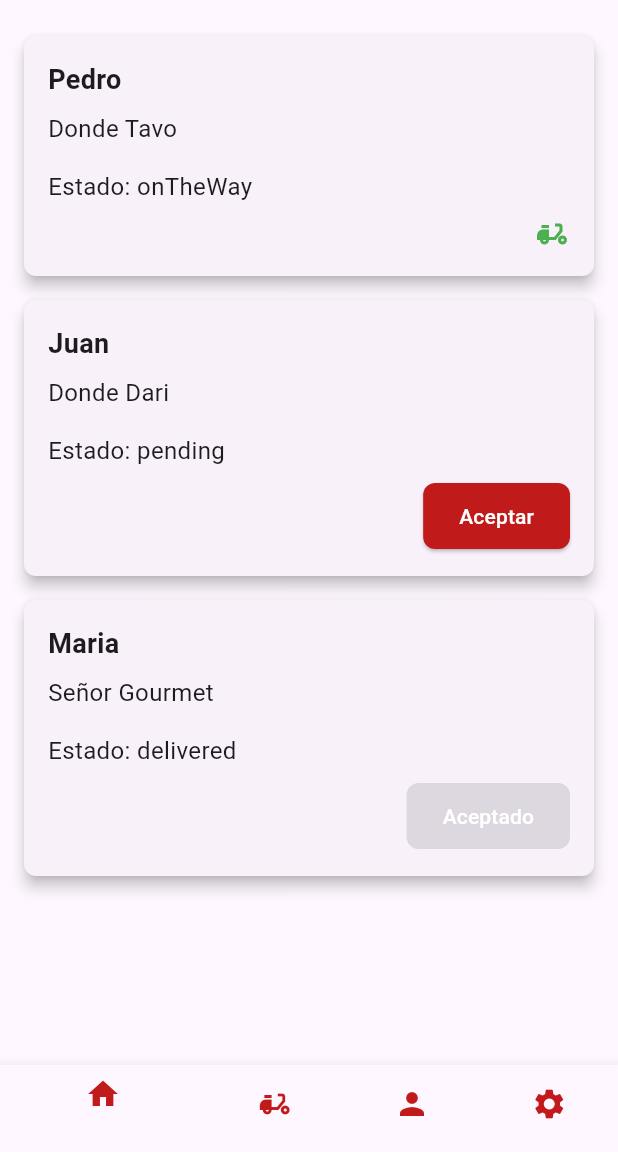
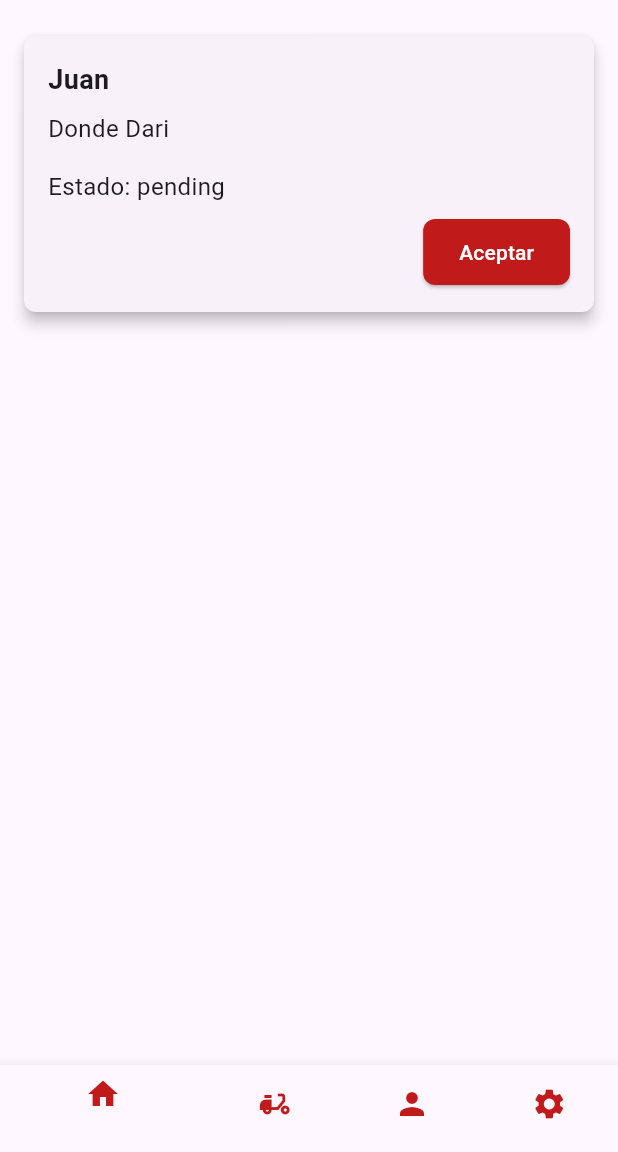
Before and after one commit to juanpabl0svn/rapi-u-delivery, a Flutter app: the HomeScreen screen opened directly, after a tap on "Aceptar", on a phone screen of 412 x 824 dp, the part 84-1236 px from its top. Run offline on Flutter 3.47's test engine with Material 3 defaults, Android fonts, the phone set to English and light mode, and no system bars; our stand-ins replace flutter_riverpod, go_router, shared_preferences; accounts and stored records are empty.

Commit message:
Creando la forma de ingresar mis pedidos

```diff
--- a/lib/infraestructure/providers/state_provider.dart
+++ b/lib/infraestructure/providers/state_provider.dart
@@ -1,3 +1,4 @@
+// app_state_provider.dart
 import 'package:flutter_riverpod/flutter_riverpod.dart';
 import 'package:myapp/domain/entities/app.dart';
 import 'package:myapp/domain/entities/order.dart';
@@ -8,27 +9,37 @@ final appStateProvider =
 });
 
 class AppStateNotifier extends StateNotifier<AppState> {
-  final List<Order> orders = [
-    Order(
-        id: 1, client: 'Pedro', store: 'Donde Tavo', state: OrderState.pending),
-    Order(
-        id: 2, client: 'Juan', store: 'Donde Dari', state: OrderState.pending),
-    Order(
-        id: 3,
-        client: 'Maria',
-        store: 'Señor Gourmet',
-        state: OrderState.delivered),
-  ];
-
-  final List<Order>? my_orders = null;
-
-  AppStateNotifier() : super(AppState()) {}
+  AppStateNotifier() : super(AppState(orders: [])) {
+    getOrders();
+  }
 
   void changeOrderState(Order order, OrderState newState) {
-    final index = orders.indexWhere((element) => element.id == order.id);
-    if (index != -1) {
-      orders[index] = order.copyWith(state: newState);
-      state = state.copyWith();
-    }
+    final updatedOrders = state.orders.map((o) {
+      if (o.id == order.id) {
+        return o.copyWith(state: newState);
+      }
+      return o;
+    }).toList();
+    state = state.copyWith(orders: updatedOrders);
+  }
+
+  void getOrders() {
+    state = state.copyWith(orders: [
+      Order(
+          id: 1,
+          client: 'Pedro',
+          store: 'Donde Tavo',
+          state: OrderState.pending),
+      Order(
+          id: 2,
+          client: 'Juan',
+          store: 'Donde Dari',
+          state: OrderState.pending),
+      Order(
+          id: 3,
+          client: 'Maria',
+          store: 'Señor Gourmet',
+          state: OrderState.delivered),
+    ]);
   }
 }
--- a/lib/views/my_orders_view.dart
+++ b/lib/views/my_orders_view.dart
@@ -9,7 +9,7 @@ class MyOrdersView extends ConsumerWidget {
 
   @override
   Widget build(BuildContext context, WidgetRef ref) {
-    final orders = ref.watch(appStateProvider).orders;
+    final orders = ref.watch(appStateProvider).my_orders;
 
     return Column(
       children: [
--- a/lib/views/orders_view.dart
+++ b/lib/views/orders_view.dart
@@ -1,33 +1,30 @@
 import 'package:flutter/material.dart';
+import 'package:flutter_riverpod/flutter_riverpod.dart';
 import 'package:myapp/core/app_theme.dart';
 import 'package:myapp/domain/entities/order.dart';
+import 'package:myapp/infraestructure/providers/state_provider.dart';
 
-class OrdersView extends StatefulWidget {
+class OrdersView extends ConsumerStatefulWidget {
   const OrdersView({super.key});
 
   @override
   _OrdersView createState() => _OrdersView();
 }
 
-class _OrdersView extends State<OrdersView> {
-  // Mover la lista de órdenes fuera del método build para que persistan los cambios
-  final List<Order> orders = [
-    Order(
-        id: 1, client: 'Pedro', store: 'Donde Tavo', state: OrderState.pending),
-    Order(
-        id: 2, client: 'Juan', store: 'Donde Dari', state: OrderState.pending),
-    Order(
-        id: 3,
-        client: 'Maria',
-        store: 'Señor Gourmet',
-        state: OrderState.delivered),
-  ];
-
+class _OrdersView extends ConsumerState<OrdersView> {
   @override
   Widget build(BuildContext context) {
+    final List<Order> orders = ref
+        .watch(appStateProvider)
+        .orders
+        .where((order) => order.state == OrderState.pending)
+        .toList();
+
     return Padding(
       padding: const EdgeInsets.all(16.0),
-      child: ListView.builder(
+      child: orders.length < 1 ? const Center(
+        child: Text('No hay pedidos pendientes'),
+      ) : ListView.builder(
         itemCount: orders.length,
         itemBuilder: (context, index) {
           final order = orders[index];
@@ -75,7 +72,7 @@ class _OrdersView extends State<OrdersView> {
                                       order.changeState(
                                         order.state == OrderState.pending
                                             ? OrderState.onTheWay
-                                            : OrderState.delivered,
+                                            : OrderState.pending,
                                       );
                                     });
                                   },
```
Also changed, not shown: lib/domain/entities/app.dart (+8 -20 lines).
